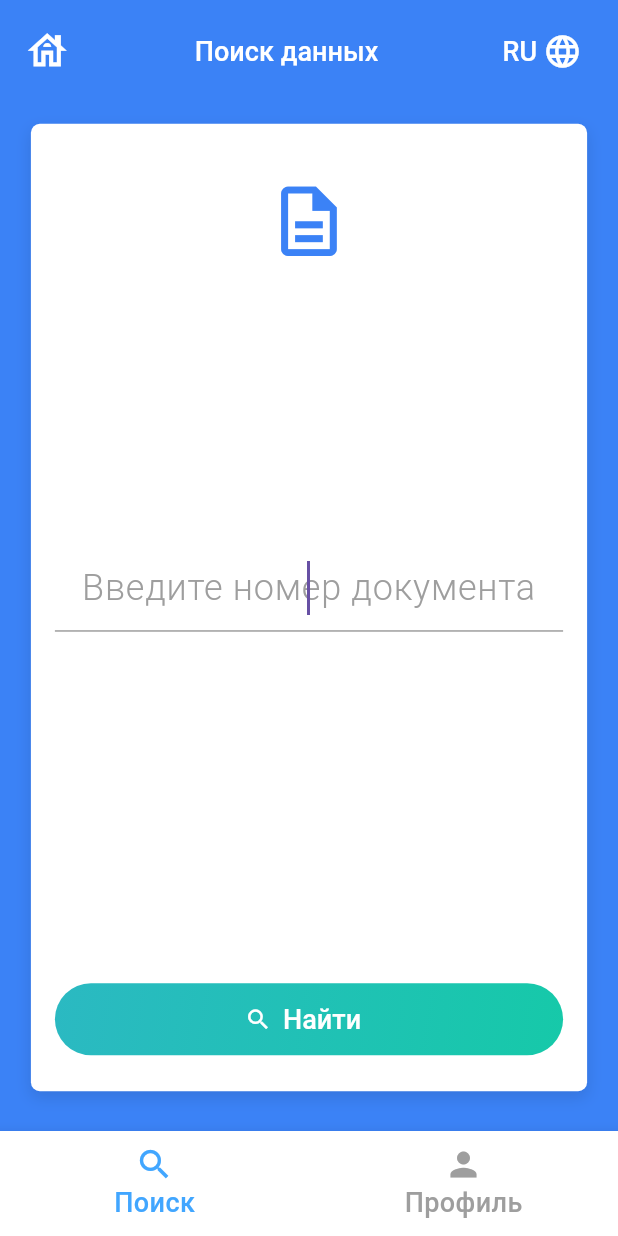
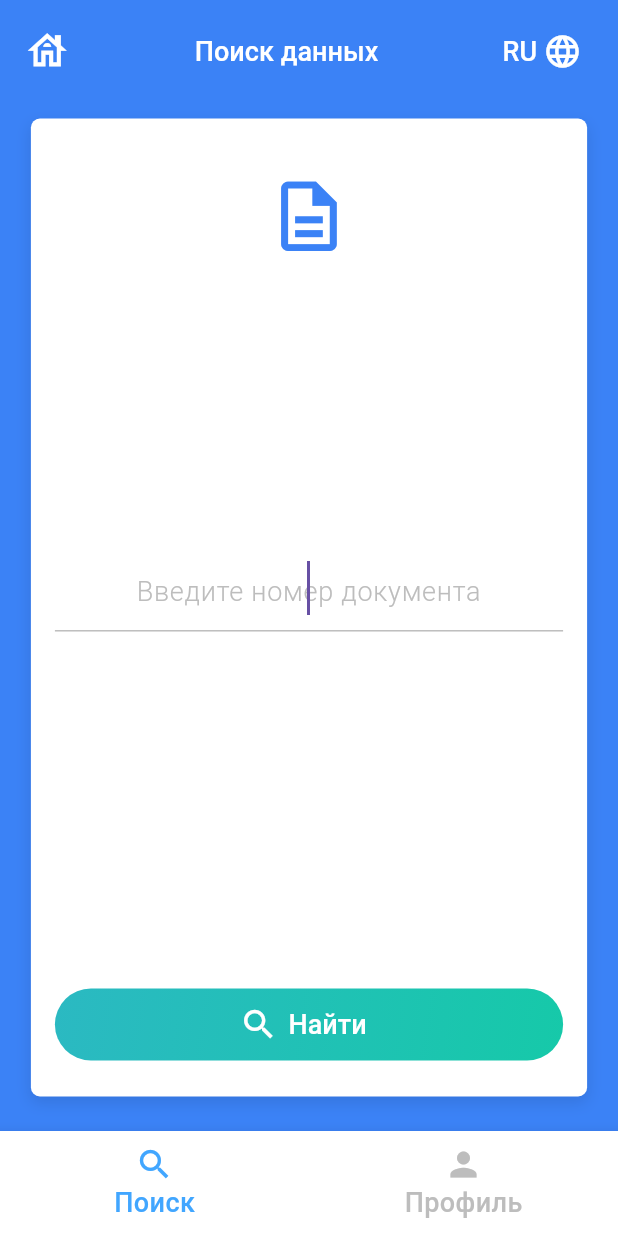
Before and after one commit to proninyaroslav/g5s, a Flutter app: the screen it shows after launch, on a phone screen of 412 x 824 dp. Run offline on Flutter 3.47's test engine with Material 3 defaults, Android fonts, the phone set to English and light mode, and no system bars.

Commit message:
theme and guidelines files added

```diff
--- /dev/null
+++ b/lib/app_theme.dart
@@ -0,0 +1,60 @@
+import 'package:flutter/material.dart';
+
+class AppTheme {
+  // Colors
+  static const Color primaryBlue = Color(0xFF3B82F6);
+  static const Color accentGradientStart = Color(0xFF2BB9C2);
+  static const Color accentGradientEnd = Color(0xFF16C9A9);
+  static const Color navActiveBlue = Color(0xFF41A6FF);
+  static const Color grey = Color(0xFFBDBDBD);
+  static const Color cardBackground = Colors.white;
+
+  // Font
+  static const String fontFamily = 'Roboto';
+
+  // Sizes
+  static const double appBarHeight = 56.0;
+  static const double bottomNavHeight = 72.0;
+  static const double cardBorderRadius = 6.0;
+  static const double cardWidthFraction = 0.9;
+  static const double cardHeightFraction = 0.55;
+  static const double iconSizeAppBar = 31.0;
+  static const double iconSizeCardFraction = 0.15; // of card width
+  static const double iconSizeNav = 26.0;
+  static const double buttonHeight = 48.0;
+  static const double buttonBorderRadius = 24.0;
+  static const double textFieldFontSize = 24.0;
+  static const double textFieldHintFontSize = 18.0;
+  static const double navLabelFontSize = 18.0;
+  static const FontWeight navLabelFontWeight = FontWeight.w500;
+  static const double cardShadowBlur = 8.0;
+  static const double cardShadowOffsetY = 4.0;
+  static const double cardShadowOpacity = 0.1;
+  static const double horizontalPadding = 16.0;
+  static const double verticalPadding = 12.0;
+
+  // Text Styles
+  static const TextStyle appBarTitle = TextStyle(
+    color: Colors.white,
+    fontFamily: fontFamily,
+    fontWeight: FontWeight.w500,
+    fontSize: 18,
+  );
+  static const TextStyle navLabel = TextStyle(
+    fontFamily: fontFamily,
+    fontWeight: FontWeight.w500,
+    fontSize: navLabelFontSize,
+  );
+  static const TextStyle textField = TextStyle(
+    fontFamily: fontFamily,
+    fontWeight: FontWeight.w300,
+    fontSize: textFieldFontSize,
+    color: grey,
+  );
+  static const TextStyle textFieldHint = TextStyle(
+    fontFamily: fontFamily,
+    fontWeight: FontWeight.w300,
+    fontSize: textFieldHintFontSize,
+    color: grey,
+  );
+}
--- a/lib/screens/home_screen.dart
+++ b/lib/screens/home_screen.dart
@@ -1,4 +1,6 @@
 import 'package:flutter/material.dart';
+
+import '../app_theme.dart';
 
 class Home extends StatefulWidget {
   const Home({super.key});
@@ -8,6 +10,7 @@ class Home extends StatefulWidget {
 }
 
 class _HomeState extends State<Home> {
+  // ...existing code...
   final TextEditingController _controller = TextEditingController();
   String _selectedLanguage = 'RU';
   double formAreaTop = 70; // Move the form area 50 px higher
@@ -64,27 +67,24 @@ class _HomeState extends State<Home> {
 
   @override
   Widget build(BuildContext context) {
-    final blueColor = const Color(0xFF3B82F6);
-    final yellowColor = const Color(0xFFFACC15);
-    final buttonGradientStart = const Color(0xFF2BB9C2);
-    final buttonGradientEnd = const Color(0xFF16C9A9);
-    final bottomNavActiveBlue = const Color(0xFF41A6FF);
-
     final screenWidth = MediaQuery.of(context).size.width;
     final screenHeight = MediaQuery.of(context).size.height;
-    final cardWidth = screenWidth * 0.9;
-// 40% of screen height
-    final iconSize = cardWidth * 0.15;
-
-    return Scaffold(
-      backgroundColor: blueColor,
+    final cardWidth = screenWidth * AppTheme.cardWidthFraction;
+    final cardHeight = screenHeight * AppTheme.cardHeightFraction;
+    final iconSize = cardWidth * AppTheme.iconSizeCardFraction;
+    return GestureDetector(
+      behavior: HitTestBehavior.opaque,
+      onTap: () => FocusScope.of(context).unfocus(),
+      child: Scaffold(
+        backgroundColor: AppTheme.primaryBlue,
         appBar: AppBar(
-        backgroundColor: blueColor,
+          backgroundColor: AppTheme.primaryBlue,
           elevation: 0,
           titleSpacing: 0,
           centerTitle: true,
           title: Padding(
-          padding: const EdgeInsets.fromLTRB(16, 12, 16, 0),
+            padding: EdgeInsets.fromLTRB(AppTheme.horizontalPadding,
+                AppTheme.verticalPadding, AppTheme.horizontalPadding, 0),
             child: Row(
               mainAxisAlignment: MainAxisAlignment.spaceBetween,
               children: [
@@ -95,64 +95,51 @@ class _HomeState extends State<Home> {
                     child: Icon(
                       Icons.house_outlined,
                       color: Colors.white,
-                    size: 31,
+                      size: AppTheme.iconSizeAppBar,
                     ),
                   ),
                 ),
                 const Text(
                   'Поиск данных',
-                style: TextStyle(
-                  color: Colors.white,
-                  fontFamily: 'Roboto',
-                  fontWeight: FontWeight.w500,
-                  fontSize: 18,
-                ),
+                  style: AppTheme.appBarTitle,
                 ),
                 GestureDetector(
-                onTap: _showLanguageDialog,
+                  onTap: () => _showLanguageDialog(),
                   child: Row(
                     children: [
                       Text(
                         _selectedLanguage,
-                      style: const TextStyle(
-                        color: Colors.white,
-                        fontFamily: 'Roboto',
-                        fontWeight: FontWeight.w500,
-                        fontSize: 18,
+                        style: AppTheme.appBarTitle,
                       ),
-                    ),
-                    const SizedBox(width: 4),
-                    const Icon(
+                      SizedBox(width: 4),
+                      Icon(
                         Icons.language,
                         color: Colors.white,
-                      size: 26,
+                        size: AppTheme.iconSizeNav,
                       ),
-                    const SizedBox(width: 8),
+                      SizedBox(width: 8),
                     ],
                   ),
                 ),
               ],
             ),
           ),
-        automaticallyImplyLeading: false,
         ),
-      body: SafeArea(
-        child: GestureDetector(
-          onTap: () => FocusScope.of(context).unfocus(),
-          child: Center(
+        body: Center(
           child: FractionallySizedBox(
-              heightFactor: 0.924, // 92.4% of parent height
+            heightFactor: 0.934,
             child: Container(
               width: cardWidth,
-                height: screenHeight * 0.924,
+              height: cardHeight,
               decoration: BoxDecoration(
-                  color: Colors.white,
-                  borderRadius: BorderRadius.circular(6),
-                  boxShadow: const [
+                color: AppTheme.cardBackground,
+                borderRadius: BorderRadius.circular(AppTheme.cardBorderRadius),
+                boxShadow: [
                   BoxShadow(
-                      color: Color(0x1A000000),
-                      blurRadius: 8,
-                      offset: Offset(0, 4),
+                    color: Colors.black
+                        .withValues(alpha: AppTheme.cardShadowOpacity),
+                    blurRadius: AppTheme.cardShadowBlur,
+                    offset: Offset(0, AppTheme.cardShadowOffsetY),
                   ),
                 ],
               ),
@@ -167,46 +154,47 @@ class _HomeState extends State<Home> {
                       child: Icon(
                         Icons.description_outlined,
                         size: iconSize,
-                          color: blueColor,
+                        color: AppTheme.primaryBlue,
                       ),
                     ),
                   ),
                   // Button at the bottom
                   Positioned(
                     bottom: 24,
-                      left: 16,
-                      right: 16,
+                    left: AppTheme.horizontalPadding,
+                    right: AppTheme.horizontalPadding,
                     child: SizedBox(
                       width: double.infinity,
-                        height: 48,
+                      height: AppTheme.buttonHeight,
                       child: DecoratedBox(
                         decoration: BoxDecoration(
-                            borderRadius: BorderRadius.circular(24),
+                          borderRadius: BorderRadius.circular(
+                              AppTheme.buttonBorderRadius),
                           gradient: LinearGradient(
-                              colors: [buttonGradientStart, buttonGradientEnd],
+                            colors: [
+                              AppTheme.accentGradientStart,
+                              AppTheme.accentGradientEnd
+                            ],
                             begin: Alignment.topLeft,
                             end: Alignment.bottomRight,
                           ),
                         ),
                         child: ElevatedButton.icon(
                           onPressed: () => _navigateTo('/search'),
-                            icon: const Icon(Icons.search, color: Colors.white),
-                            label: const Text(
+                          icon: Icon(Icons.search,
+                              color: Colors.white, size: AppTheme.iconSizeNav),
+                          label: Text(
                             'Найти',
-                              style: TextStyle(
-                                color: Colors.white,
-                                fontFamily: 'Roboto',
-                                fontWeight: FontWeight.w500,
-                                fontSize: 18,
-                              ),
+                            style: AppTheme.appBarTitle,
                           ),
                           style: ElevatedButton.styleFrom(
                             backgroundColor: Colors.transparent,
                             shadowColor: Colors.transparent,
                             shape: RoundedRectangleBorder(
-                                borderRadius: BorderRadius.circular(24),
+                              borderRadius: BorderRadius.circular(
+                                  AppTheme.buttonBorderRadius),
                             ),
-                              textStyle: const TextStyle(fontSize: 16),
+                            textStyle: AppTheme.navLabel,
                           ),
                         ),
                       ),
@@ -214,10 +202,10 @@ class _HomeState extends State<Home> {
                   ),
                   // Form field and grey line centered vertically, 5px higher
                   Align(
-                      alignment: Alignment(0,
-                          -0.035), // Move up by 5px (approximate for most card heights)
+                    alignment: Alignment(0, -0.035),
                     child: Padding(
-                        padding: const EdgeInsets.symmetric(horizontal: 16),
+                      padding: EdgeInsets.symmetric(
+                          horizontal: AppTheme.horizontalPadding),
                       child: Column(
                         mainAxisSize: MainAxisSize.min,
                         children: [
@@ -238,20 +226,10 @@ class _HomeState extends State<Home> {
                                   );
                                 }
                               },
-                                style: TextStyle(
-                                  fontFamily: 'Roboto',
-                                  fontWeight: FontWeight.w300,
-                                  fontSize: 24,
-                                  color: Colors.grey[500],
-                                ),
+                              style: AppTheme.textField,
                               decoration: InputDecoration(
                                 hintText: 'Введите номер документа',
-                                  hintStyle: TextStyle(
-                                    fontFamily: 'Roboto',
-                                    fontWeight: FontWeight.w300,
-                                    fontSize: 24,
-                                    color: Colors.grey[500],
-                                  ),
+                                hintStyle: AppTheme.textFieldHint,
                                 border: InputBorder.none,
                                 contentPadding: EdgeInsets.zero,
                                 alignLabelWithHint: true,
@@ -262,7 +240,7 @@ class _HomeState extends State<Home> {
                           Container(
                             width: double.infinity,
                             height: 1,
-                              color: Colors.grey[500],
+                            color: AppTheme.grey,
                           ),
                         ],
                       ),
@@ -273,23 +251,13 @@ class _HomeState extends State<Home> {
             ),
           ),
         ),
-        ),
-      ),
         bottomNavigationBar: BottomNavigationBar(
-        backgroundColor: Colors.white,
-        currentIndex: 0, // Home/Search tab active
-        selectedItemColor: bottomNavActiveBlue,
-        unselectedItemColor: Colors.grey[500],
-        selectedLabelStyle: const TextStyle(
-          fontFamily: 'Roboto',
-          fontWeight: FontWeight.w500,
-          fontSize: 18,
-        ),
-        unselectedLabelStyle: const TextStyle(
-          fontFamily: 'Roboto',
-          fontWeight: FontWeight.w500,
-          fontSize: 18,
-        ),
+          backgroundColor: AppTheme.cardBackground,
+          currentIndex: 0,
+          selectedItemColor: AppTheme.navActiveBlue,
+          unselectedItemColor: AppTheme.grey,
+          selectedLabelStyle: AppTheme.navLabel,
+          unselectedLabelStyle: AppTheme.navLabel,
           onTap: (index) {
             if (index == 0) {
               _navigateTo('/search');
@@ -297,7 +265,7 @@ class _HomeState extends State<Home> {
               _navigateTo('/profile');
             }
           },
-        iconSize: 26, // Larger icons proportional to the 18pt font
+          iconSize: AppTheme.iconSizeNav,
           items: const [
             BottomNavigationBarItem(
               icon: Icon(Icons.search),
@@ -309,6 +277,7 @@ class _HomeState extends State<Home> {
             ),
           ],
         ),
+      ),
     );
   }
 }
```
Also changed, not shown: 4 other files. Lines whose indentation alone changed are shown as unchanged.
